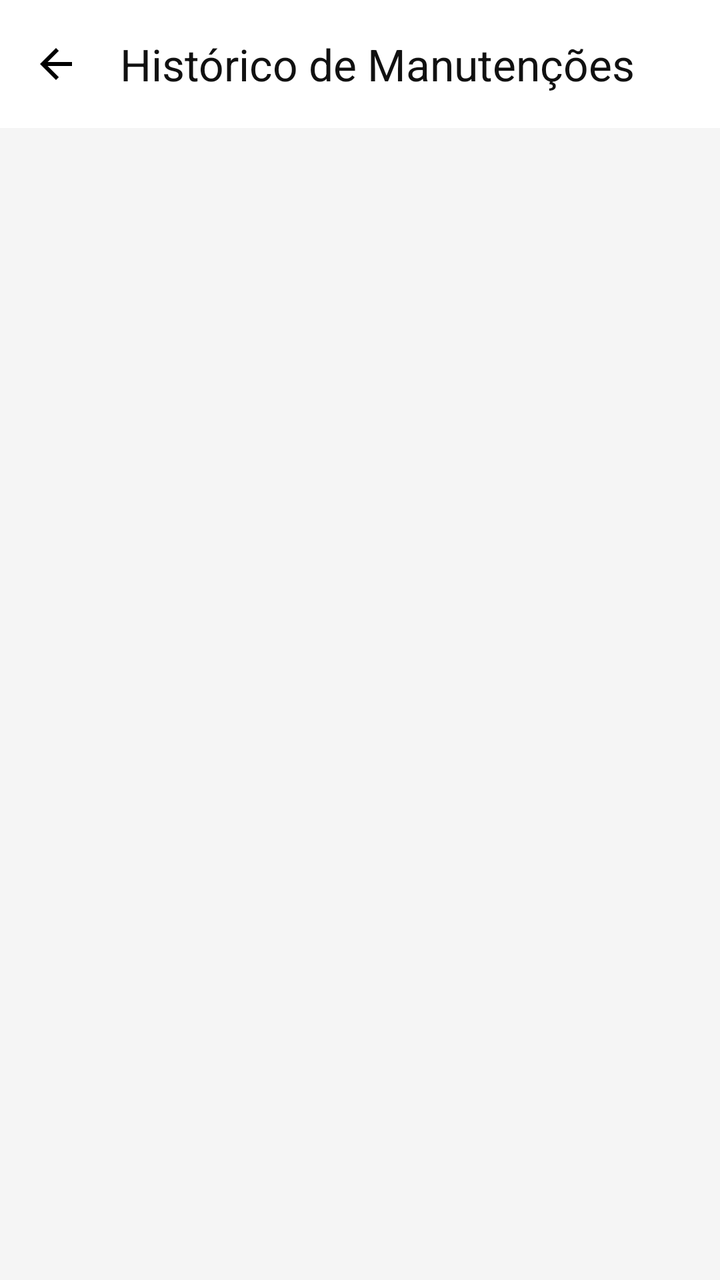
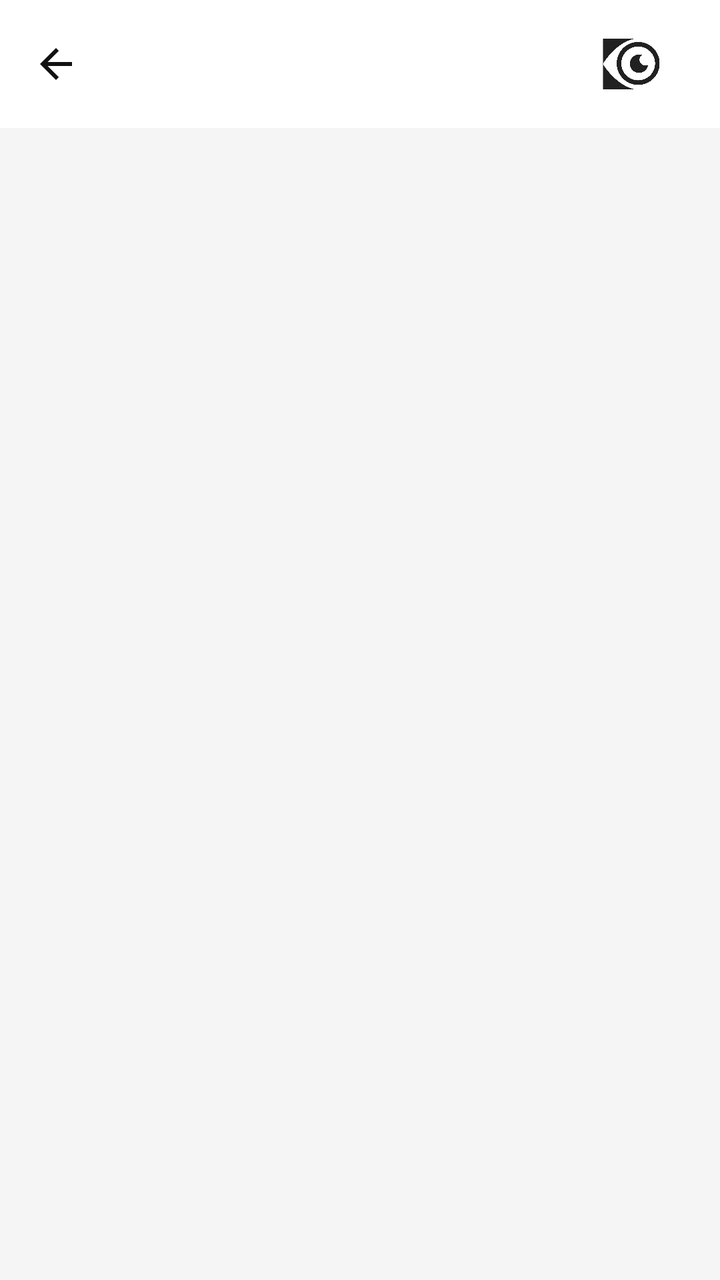

Screens rendered from an Android XML layout before and after an edit, with the pre-edit source and the edit as a unified diff.
<!-- AndroidManifest.xml: application theme Theme.Orbis -->
<!-- res/layout/activity_manutencao.xml -->
<?xml version="1.0" encoding="utf-8"?>
<androidx.constraintlayout.widget.ConstraintLayout xmlns:android="http://schemas.android.com/apk/res/android"
    xmlns:app="http://schemas.android.com/apk/res-auto"
    xmlns:tools="http://schemas.android.com/tools"
    android:id="@+id/main"
    android:layout_width="match_parent"
    android:layout_height="match_parent"
    android:background="#F5F5F5"
    tools:context=".ui.main.ManutencaoActivity">

    <com.google.android.material.appbar.MaterialToolbar
        android:id="@+id/toolbarManutencao"
        android:layout_width="match_parent"
        android:layout_height="?attr/actionBarSize"
        android:background="@color/white"
        app:title="Histórico de Manutenções"
        app:titleTextColor="@color/black"
        app:navigationIcon="@drawable/ic_voltar"
        app:layout_constraintTop_toTopOf="parent" />

    <androidx.recyclerview.widget.RecyclerView
        android:id="@+id/recyclerManutencoes"
        android:layout_width="match_parent"
        android:layout_height="0dp"
        android:clipToPadding="false"
        android:paddingBottom="16dp"
        app:layout_constraintTop_toBottomOf="@id/toolbarManutencao"
        app:layout_constraintBottom_toBottomOf="parent" />

    <ProgressBar
        android:id="@+id/progressManutencao"
        android:layout_width="wrap_content"
        android:layout_height="wrap_content"
        android:visibility="gone"
        app:layout_constraintTop_toTopOf="parent"
        app:layout_constraintBottom_toBottomOf="parent"
        app:layout_constraintStart_toStartOf="parent"
        app:layout_constraintEnd_toEndOf="parent" />

    <TextView
        android:id="@+id/txtSemManutencoes"
        android:layout_width="wrap_content"
        android:layout_height="wrap_content"
        android:text="Nenhuma manutenção encontrada."
        android:visibility="gone"
        app:layout_constraintTop_toTopOf="parent"
        app:layout_constraintBottom_toBottomOf="parent"
        app:layout_constraintStart_toStartOf="parent"
        app:layout_constraintEnd_toEndOf="parent" />

</androidx.constraintlayout.widget.ConstraintLayout>
<!-- resources referenced by this layout -->
<resources>
  <color name="black">#111111</color>
  <color name="white">#FFFFFF</color>
  <!-- drawable ic_voltar (drawable) -->
  <vector xmlns:android="http://schemas.android.com/apk/res/android"
      android:width="24dp"
      android:height="24dp"
      android:viewportWidth="24"
      android:viewportHeight="24">
    <path
        android:fillColor="#000000"
        android:pathData="M20,11H7.83l5.59,-5.59L12,4l-8,8 8,8 1.41,-1.41L7.83,13H20v-2z"/>
  </vector>
  <style name="Theme.Orbis" parent="Base.Theme.Orbis">
          <item name="android:windowBackground">@color/background</item>
          <item name="colorPrimary">@color/purple</item>
          <item name="colorSecondary">@color/statusGreen</item>
          <item name="android:statusBarColor">@color/white</item>
          <item name="android:windowLightStatusBar">true</item>
      </style>
  <style name="Base.Theme.Orbis" parent="Theme.Material3.DayNight.NoActionBar">
          
          
      </style>
  <color name="background">#F8F9FA</color>
  <color name="purple">#5E17EB</color>
  <color name="statusGreen">#34C759</color>
</resources>

<!-- the commit's change to res/layout/activity_manutencao.xml (unified diff, before → after) -->
@@ -8,15 +8,35 @@
     android:background="#F5F5F5"
     tools:context=".ui.main.ManutencaoActivity">
 
-    <com.google.android.material.appbar.MaterialToolbar
-        android:id="@+id/toolbarManutencao"
+    <com.google.android.material.appbar.AppBarLayout
+        android:id="@+id/appBarLayout"
         android:layout_width="match_parent"
-        android:layout_height="?attr/actionBarSize"
+        android:layout_height="wrap_content"
         android:background="@color/white"
-        app:title="Histórico de Manutenções"
-        app:titleTextColor="@color/black"
-        app:navigationIcon="@drawable/ic_voltar"
-        app:layout_constraintTop_toTopOf="parent" />
+        android:fitsSystemWindows="true"
+        app:elevation="0dp"
+        app:layout_constraintTop_toTopOf="parent">
+
+        <com.google.android.material.appbar.MaterialToolbar
+            android:id="@+id/toolbarManutencao"
+            android:layout_width="match_parent"
+            android:layout_height="?attr/actionBarSize"
+            android:background="@color/white"
+            app:navigationIcon="@drawable/ic_voltar"
+            app:navigationIconTint="@color/black"
+            app:title="">
+
+            <ImageView
+                android:layout_width="wrap_content"
+                android:layout_height="32dp"
+                android:layout_gravity="end"
+                android:layout_marginEnd="16dp"
+                android:adjustViewBounds="true"
+                android:src="@drawable/orbislogotoolbar"
+                android:contentDescription="Orbis Logo" />
+
+        </com.google.android.material.appbar.MaterialToolbar>
+    </com.google.android.material.appbar.AppBarLayout>
 
     <androidx.recyclerview.widget.RecyclerView
         android:id="@+id/recyclerManutencoes"
@@ -24,7 +44,7 @@
         android:layout_height="0dp"
         android:clipToPadding="false"
         android:paddingBottom="16dp"
-        app:layout_constraintTop_toBottomOf="@id/toolbarManutencao"
+        app:layout_constraintTop_toBottomOf="@id/appBarLayout"
         app:layout_constraintBottom_toBottomOf="parent" />
 
     <ProgressBar
<!-- resource entries referenced after the edit -->
@@ -12,6 +12,7 @@
         android:fillColor="#000000"
         android:pathData="M20,11H7.83l5.59,-5.59L12,4l-8,8 8,8 1.41,-1.41L7.83,13H20v-2z"/>
   </vector>
+  <!-- drawable orbislogotoolbar: png bitmap (drawable, 57971 bytes) -->
   <style name="Theme.Orbis" parent="Base.Theme.Orbis">
           <item name="android:windowBackground">@color/background</item>
           <item name="colorPrimary">@color/purple</item>
